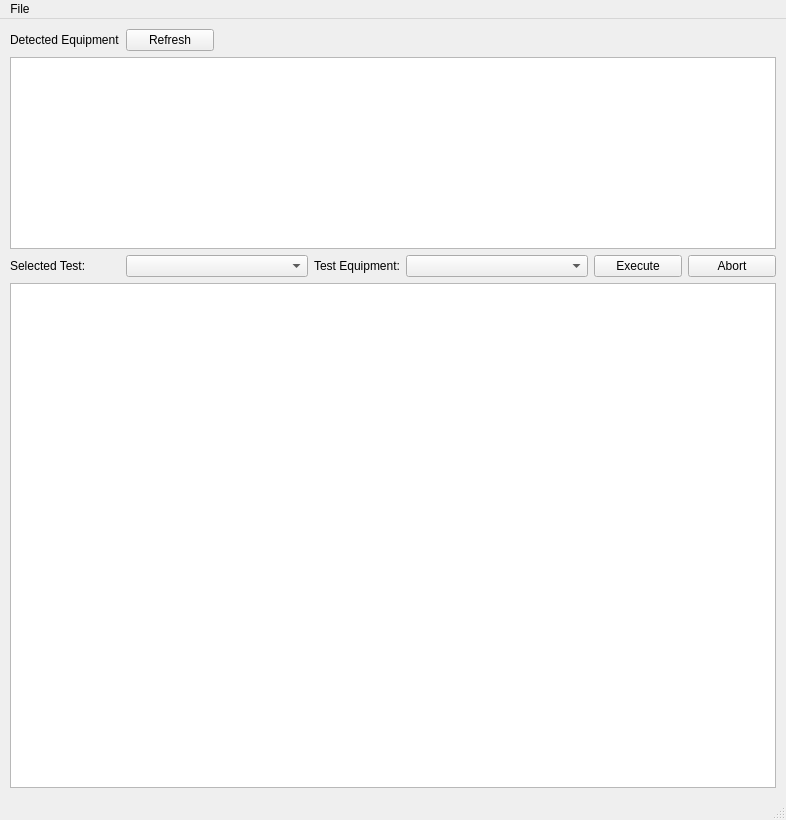
This is final/Main_Window.ui in mmcgruther/CollinsTestController as Qt 5 draws it before an edit. The edited form follows.
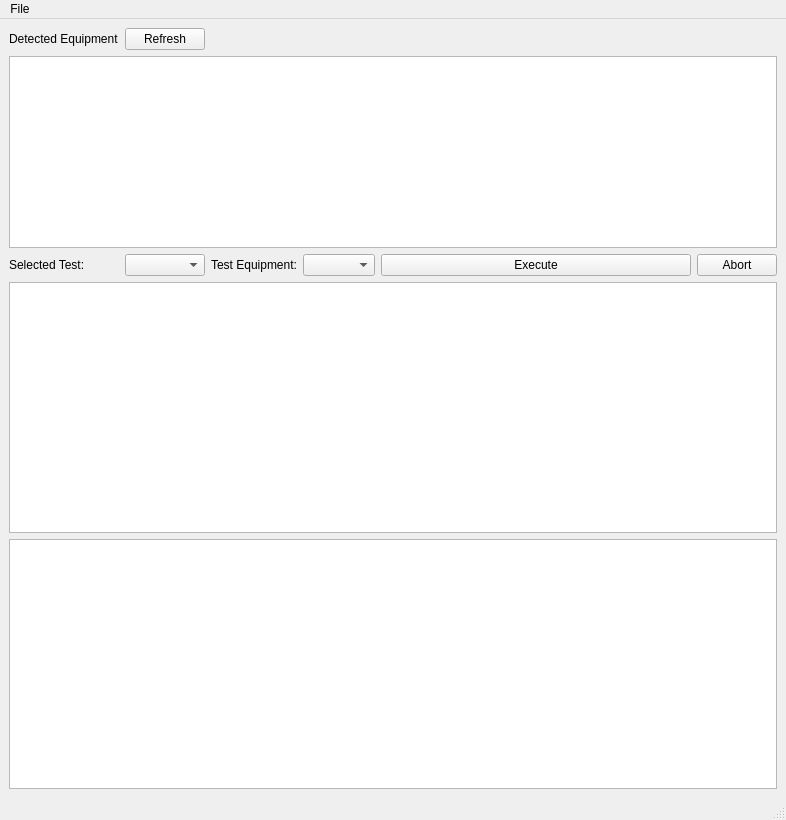
This is the edited form.

What changed in the file:
```diff
--- a/final/Main_Window.ui
+++ b/final/Main_Window.ui
@@ -15,25 +15,6 @@
   </property>
   <widget class="QWidget" name="centralwidget">
    <layout class="QGridLayout" name="gridLayout">
-    <property name="leftMargin">
-     <number>10</number>
-    </property>
-    <property name="topMargin">
-     <number>10</number>
-    </property>
-    <property name="rightMargin">
-     <number>10</number>
-    </property>
-    <property name="bottomMargin">
-     <number>10</number>
-    </property>
-    <item row="0" column="1">
-     <widget class="QPushButton" name="refresh_button">
-      <property name="text">
-       <string>Refresh</string>
-      </property>
-     </widget>
-    </item>
     <item row="0" column="0">
      <widget class="QLabel" name="label">
       <property name="text">
@@ -41,31 +22,27 @@
       </property>
      </widget>
     </item>
-    <item row="2" column="1" colspan="2">
-     <widget class="QComboBox" name="test_combobox"/>
-    </item>
-    <item row="3" column="0" colspan="8">
-     <widget class="QTableView" name="test_tableview">
-      <attribute name="horizontalHeaderStretchLastSection">
-       <bool>true</bool>
-      </attribute>
-     </widget>
-    </item>
-    <item row="2" column="7">
-     <widget class="QPushButton" name="abort_button">
+    <item row="0" column="1">
+     <widget class="QPushButton" name="refresh_button">
       <property name="text">
-       <string>Abort</string>
+       <string>Refresh</string>
       </property>
      </widget>
     </item>
-    <item row="2" column="6">
-     <widget class="QPushButton" name="execute_button">
-      <property name="text">
-       <string>Execute</string>
+    <item row="0" column="4">
+     <spacer name="horizontalSpacer">
+      <property name="orientation">
+       <enum>Qt::Horizontal</enum>
       </property>
-     </widget>
+      <property name="sizeHint" stdset="0">
+       <size>
+        <width>40</width>
+        <height>20</height>
+       </size>
+      </property>
+     </spacer>
     </item>
-    <item row="1" column="0" colspan="8">
+    <item row="1" column="0" colspan="6">
      <widget class="QTableView" name="ip_table_view">
       <property name="sizePolicy">
        <sizepolicy hsizetype="Expanding" vsizetype="Minimum">
@@ -106,7 +83,10 @@
       </property>
      </widget>
     </item>
-    <item row="2" column="3">
+    <item row="2" column="1">
+     <widget class="QComboBox" name="test_combobox"/>
+    </item>
+    <item row="2" column="2">
      <widget class="QLabel" name="label_3">
       <property name="sizePolicy">
        <sizepolicy hsizetype="Fixed" vsizetype="Preferred">
@@ -119,22 +99,37 @@
       </property>
      </widget>
     </item>
-    <item row="0" column="6" colspan="2">
-     <spacer name="horizontalSpacer">
-      <property name="orientation">
-       <enum>Qt::Horizontal</enum>
-      </property>
-      <property name="sizeHint" stdset="0">
-       <size>
-        <width>40</width>
-        <height>20</height>
-       </size>
-      </property>
-     </spacer>
-    </item>
-    <item row="2" column="4" colspan="2">
+    <item row="2" column="3">
      <widget class="QComboBox" name="equipment_combobox"/>
     </item>
+    <item row="2" column="4">
+     <widget class="QPushButton" name="execute_button">
+      <property name="text">
+       <string>Execute</string>
+      </property>
+     </widget>
+    </item>
+    <item row="2" column="5">
+     <widget class="QPushButton" name="abort_button">
+      <property name="text">
+       <string>Abort</string>
+      </property>
+     </widget>
+    </item>
+    <item row="3" column="0" colspan="6">
+     <widget class="QTableView" name="test_tableview">
+      <attribute name="horizontalHeaderStretchLastSection">
+       <bool>true</bool>
+      </attribute>
+     </widget>
+    </item>
+    <item row="4" column="0" colspan="6">
+     <widget class="QGraphicsView" name="graphics_view">
+      <property name="sizeAdjustPolicy">
+       <enum>QAbstractScrollArea::AdjustToContents</enum>
+      </property>
+     </widget>
+    </item>
    </layout>
   </widget>
   <widget class="QMenuBar" name="menubar">
```
